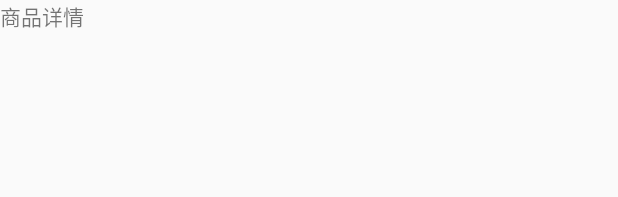
After one commit to lixinxinlove/MiShopByKotlin, an Android app: the layout activity_item_details.xml on its own in the app's theme, with its tools: preview values and no code run, on a phone screen of 412 x 824 dp. The commit adds this screen. Shown: the top 197 px of the screen. Run offline under Robolectric (Android 15) with nearby library versions, the phone set to English and light mode, and no system bars; network calls fail.

Commit message:
添加商品详情

```diff
--- a/ItemConter/src/main/AndroidManifest.xml
+++ b/ItemConter/src/main/AndroidManifest.xml
@@ -5,6 +5,8 @@
     <application>
         <activity android:name=".activity.AddItemActivity">
         </activity>
+        <activity android:name=".activity.ItemDetailsActivity">
+        </activity>
     </application>
 
 </manifest>
--- /dev/null
+++ b/ItemConter/src/main/res/layout/activity_item_details.xml
@@ -0,0 +1,16 @@
+<?xml version="1.0" encoding="utf-8"?>
+<androidx.constraintlayout.widget.ConstraintLayout
+        xmlns:android="http://schemas.android.com/apk/res/android"
+        xmlns:tools="http://schemas.android.com/tools"
+        xmlns:app="http://schemas.android.com/apk/res-auto"
+        android:layout_width="match_parent"
+        android:layout_height="match_parent"
+        tools:context=".activity.ItemDetailsActivity">
+
+
+
+    <TextView
+            android:text="商品详情"
+            android:layout_width="wrap_content" android:layout_height="wrap_content"/>
+
+</androidx.constraintlayout.widget.ConstraintLayout>
```
Also changed, not shown: ItemConter/src/main/java/com/lixinxinlove/item/activity/ItemDetailsActivity.kt (added, +20 -0 lines), ItemConter/src/main/java/com/lixinxinlove/item/fragment/ItemFragment.kt (+16 -2 lines).
